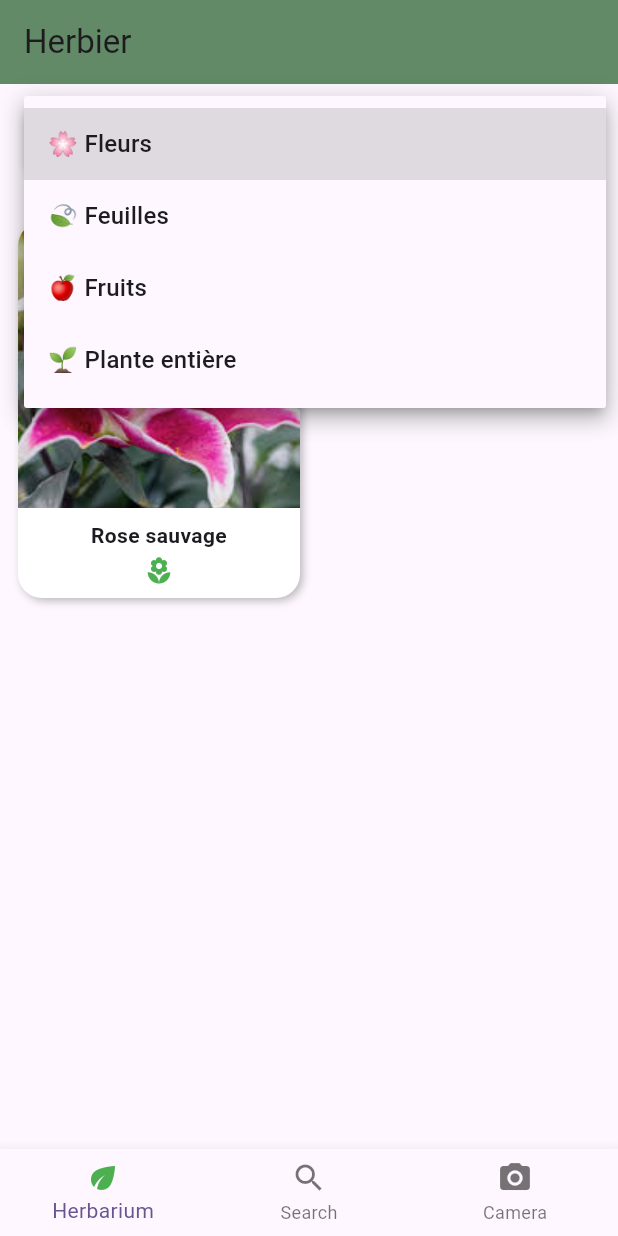
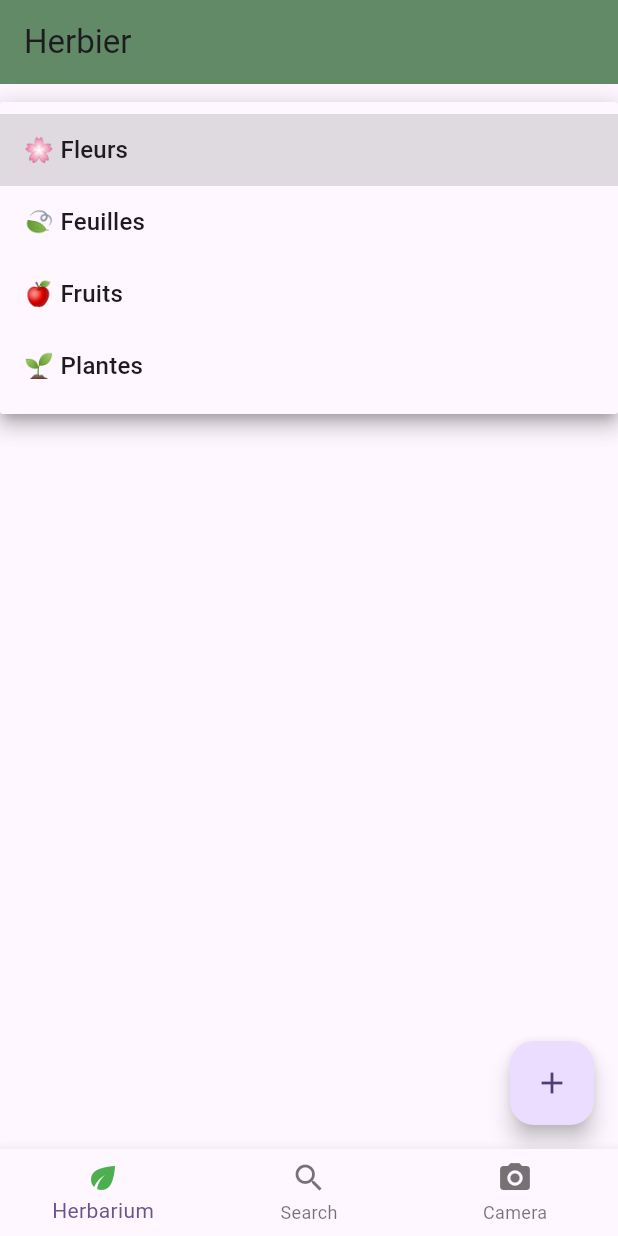
Before and after one commit to juleseseo/NatureLogFlutter, a Flutter app: the screen it shows after launch, after a tap on "🌸 Fleurs", on a phone screen of 412 x 824 dp. Run offline on Flutter 3.47's test engine with Material 3 defaults, Android fonts, the phone set to English and light mode, and no system bars; our stand-ins replace bloc, camera, flutter_bloc, geolocator.

Commit message:
Mise à jour de herbarium

```diff
--- /dev/null
+++ b/lib/models/flora_snap.dart
@@ -0,0 +1,36 @@
+import 'package:flutter/material.dart';
+
+enum FloraType { fleur, feuille, fruit, plante }
+
+class FloraSnap {
+  final String name;
+  final String imagePath;
+  final FloraType type;
+  final DateTime date;
+  final double latitude;
+  final double longitude;
+  final String description;
+
+  FloraSnap({
+    required this.name,
+    required this.imagePath,
+    required this.type,
+    required this.date,
+    required this.latitude,
+    required this.longitude,
+    required this.description,
+  });
+}
+
+IconData iconForType(FloraType type) {
+  switch (type) {
+    case FloraType.fleur:
+      return Icons.local_florist;
+    case FloraType.feuille:
+      return Icons.eco;
+    case FloraType.fruit:
+      return Icons.apple;
+    case FloraType.plante:
+      return Icons.park;
+  }
+}
--- a/lib/ui/screens/herbarium.dart
+++ b/lib/ui/screens/herbarium.dart
@@ -1,18 +1,7 @@
 import 'package:flutter/material.dart';
-
-enum FloraType { fleur, feuille, fruit, plante }
-
-class FloraSnap {
-  final String name;
-  final String imagePath;
-  final FloraType type;
-
-  FloraSnap({
-    required this.name,
-    required this.imagePath,
-    required this.type,
-  });
-}
+import '../../models/flora_snap.dart';
+import '../../services/location_service.dart';
+import '../widgets/flora_flip_card.dart';
 
 class HerbariumPage extends StatefulWidget {
   const HerbariumPage({super.key});
@@ -23,34 +12,27 @@ class HerbariumPage extends StatefulWidget {
 
 class _HerbariumPageState extends State<HerbariumPage> {
   FloraType selectedType = FloraType.fleur;
+  List<FloraSnap> snaps = [];
 
-  final List<FloraSnap> snaps = [
-    FloraSnap(
-      name: 'Rose sauvage',
+  // Création d'un FloraSnap avec GPS et date automatique
+  Future<FloraSnap> createFloraSnap() async {
+    final position = await LocationService.getCurrentPosition();
+
+    return FloraSnap(
+      name: 'FloraSnap test',
       imagePath: 'resources/plante1.jpeg',
-      type: FloraType.fleur,
-    ),
-    FloraSnap(
-      name: 'Feuille de chêne',
-      imagePath: 'resources/plante2.jpeg',
-      type: FloraType.feuille,
-    ),
-    FloraSnap(
-      name: 'Pomme verte',
-      imagePath: 'resources/plante3.jpeg',
-      type: FloraType.fruit,
-    ),
-    FloraSnap(
-      name: 'Jeune érable',
-      imagePath: 'resources/plante4.jpeg',
-      type: FloraType.plante,
-    ),
-  ];
+      type: selectedType,
+      date: DateTime.now(),
+      latitude: position.latitude,
+      longitude: position.longitude,
+      description: 'Snap créé avec GPS réel',
+    );
+  }
 
   @override
   Widget build(BuildContext context) {
     final filteredSnaps =
-    snaps.where((snap) => snap.type == selectedType).toList();
+    snaps.where((s) => s.type == selectedType).toList();
 
     return Scaffold(
       appBar: AppBar(
@@ -59,71 +41,98 @@ class _HerbariumPageState extends State<HerbariumPage> {
       ),
       body: Column(
         children: [
-          // Dropdown filtre
-          Padding(
-            padding: const EdgeInsets.all(16),
-            child: Container(
-              padding: const EdgeInsets.symmetric(horizontal: 16),
-              decoration: BoxDecoration(
-                color: Colors.white,
-                borderRadius: BorderRadius.circular(12),
-                boxShadow: const [
-                  BoxShadow(
-                    color: Colors.black12,
-                    blurRadius: 4,
-                  ),
+          _buildDropdown(),
+          Expanded(child: _buildGrid(filteredSnaps)),
         ],
       ),
-              child: DropdownButtonHideUnderline(
-                child: DropdownButton<FloraType>(
+      floatingActionButton: FloatingActionButton(
+        child: const Icon(Icons.add),
+        onPressed: () async {
+          final snap = await createFloraSnap();
+          setState(() {
+            snaps.add(snap);
+          });
+        },
+      ),
+    );
+  }
+
+  // Dropdown pour filtrer par type
+  Widget _buildDropdown() {
+    return Padding(
+      padding: const EdgeInsets.all(16),
+      child: DropdownButtonFormField<FloraType>(
         value: selectedType,
-                  isExpanded: true,
-                  icon: const Icon(Icons.arrow_drop_down),
-                  onChanged: (FloraType? newValue) {
-                    if (newValue != null) {
-                      setState(() {
-                        selectedType = newValue;
-                      });
+        decoration: InputDecoration(
+          filled: true,
+          fillColor: Colors.white,
+          border: OutlineInputBorder(
+            borderRadius: BorderRadius.circular(12),
+          ),
+        ),
+        items: const [
+          DropdownMenuItem(value: FloraType.fleur, child: Text('🌸 Fleurs')),
+          DropdownMenuItem(value: FloraType.feuille, child: Text('🍃 Feuilles')),
+          DropdownMenuItem(value: FloraType.fruit, child: Text('🍎 Fruits')),
+          DropdownMenuItem(value: FloraType.plante, child: Text('🌱 Plantes')),
+        ],
+        onChanged: (value) {
+          if (value != null) {
+            setState(() => selectedType = value);
           }
         },
-                  items: const [
-                    DropdownMenuItem(
-                      value: FloraType.fleur,
-                      child: Text('🌸 Fleurs'),
       ),
-                    DropdownMenuItem(
-                      value: FloraType.feuille,
-                      child: Text('🍃 Feuilles'),
-                    ),
-                    DropdownMenuItem(
-                      value: FloraType.fruit,
-                      child: Text('🍎 Fruits'),
-                    ),
-                    DropdownMenuItem(
-                      value: FloraType.plante,
-                      child: Text('🌱 Plante entière'),
-                    ),
-                  ],
-                ),
-              ),
-            ),
-          ),
+    );
+  }
 
-          // Grille Pokédex
-          Expanded(
-            child: GridView.builder(
+  // Grille de cartes avec flip
+  Widget _buildGrid(List<FloraSnap> snaps) {
+    return GridView.builder(
       padding: const EdgeInsets.all(12),
       gridDelegate: const SliverGridDelegateWithFixedCrossAxisCount(
         crossAxisCount: 2,
+        childAspectRatio: 0.75,
         crossAxisSpacing: 12,
         mainAxisSpacing: 12,
-                childAspectRatio: 0.75,
       ),
-              itemCount: filteredSnaps.length,
+      itemCount: snaps.length,
       itemBuilder: (context, index) {
-                final snap = filteredSnaps[index];
-                return _buildFloraCard(snap);
+        final snap = snaps[index];
+        return FloraFlipCard(
+          front: _frontCard(snap),
+          back: _backCard(snap),
+        );
       },
+    );
+  }
+
+  // Formater la date
+  String formatDate(DateTime date) {
+    return '${date.day.toString().padLeft(2, '0')}/'
+        '${date.month.toString().padLeft(2, '0')}/'
+        '${date.year}';
+  }
+
+  // Face avant de la carte
+  Widget _frontCard(FloraSnap snap) {
+    return _cardContainer(
+      Column(
+        children: [
+          Expanded(
+            child: ClipRRect(
+              borderRadius:
+              const BorderRadius.vertical(top: Radius.circular(16)),
+              child: Image.asset(snap.imagePath, fit: BoxFit.cover),
+            ),
+          ),
+          Padding(
+            padding: const EdgeInsets.all(8),
+            child: Column(
+              children: [
+                Text(snap.name,
+                    style: const TextStyle(fontWeight: FontWeight.bold)),
+                Icon(iconForType(snap.type), color: Colors.green),
+              ],
             ),
           ),
         ],
@@ -131,7 +140,39 @@ class _HerbariumPageState extends State<HerbariumPage> {
     );
   }
 
-  Widget _buildFloraCard(FloraSnap snap) {
+  // Face arrière de la carte
+  Widget _backCard(FloraSnap snap) {
+    return _cardContainer(
+      Padding(
+        padding: const EdgeInsets.all(12),
+        child: Column(
+          mainAxisAlignment: MainAxisAlignment.center,
+          crossAxisAlignment: CrossAxisAlignment.start,
+          children: [
+            _info(Icons.calendar_today, formatDate(snap.date)),
+            _info(Icons.location_on,
+                '${snap.latitude.toStringAsFixed(4)}, ${snap.longitude.toStringAsFixed(4)}'),
+            const SizedBox(height: 8),
+            Text(snap.description),
+          ],
+        ),
+      ),
+    );
+  }
+
+  // Ligne d'information (icône + texte)
+  Widget _info(IconData icon, String text) {
+    return Row(
+      children: [
+        Icon(icon, size: 16, color: Colors.green),
+        const SizedBox(width: 6),
+        Expanded(child: Text(text)),
+      ],
+    );
+  }
+
+  // Container de carte
+  Widget _cardContainer(Widget child) {
     return Container(
       decoration: BoxDecoration(
         color: Colors.white,
@@ -144,54 +185,7 @@ class _HerbariumPageState extends State<HerbariumPage> {
           ),
         ],
       ),
-      child: Column(
-        children: [
-          Expanded(
-            child: ClipRRect(
-              borderRadius:
-              const BorderRadius.vertical(top: Radius.circular(16)),
-              child: Image.asset(
-                snap.imagePath,
-                fit: BoxFit.cover,
-                width: double.infinity,
-              ),
-            ),
-          ),
-          Padding(
-            padding: const EdgeInsets.all(8),
-            child: Column(
-              children: [
-                Text(
-                  snap.name,
-                  textAlign: TextAlign.center,
-                  style: const TextStyle(
-                    fontWeight: FontWeight.bold,
-                  ),
-                ),
-                const SizedBox(height: 4),
-                Icon(
-                  _iconForType(snap.type),
-                  color: Colors.green,
-                  size: 20,
-                ),
-              ],
-            ),
-          ),
-        ],
-      ),
+      child: child,
     );
   }
-
-  IconData _iconForType(FloraType type) {
-    switch (type) {
-      case FloraType.fleur:
-        return Icons.local_florist;
-      case FloraType.feuille:
-        return Icons.eco;
-      case FloraType.fruit:
-        return Icons.apple;
-      case FloraType.plante:
-        return Icons.park;
 }
-  }
-}
--- a/pubspec.yaml
+++ b/pubspec.yaml
@@ -18,6 +18,7 @@ dependencies:
     sdk: flutter
 
   cupertino_icons: ^1.0.8
+  geolocator: ^10.1.0
   http: ^1.2.0
   camera: ^0.11.0
   flutter_bloc: ^9.1.1
```
Also changed, not shown: lib/services/location_service.dart (added, +29 -0 lines), lib/ui/widgets/flora_flip_card.dart (added, +53 -0 lines), pubspec.lock, 1 other file. Lines whose indentation alone changed are shown as unchanged.
